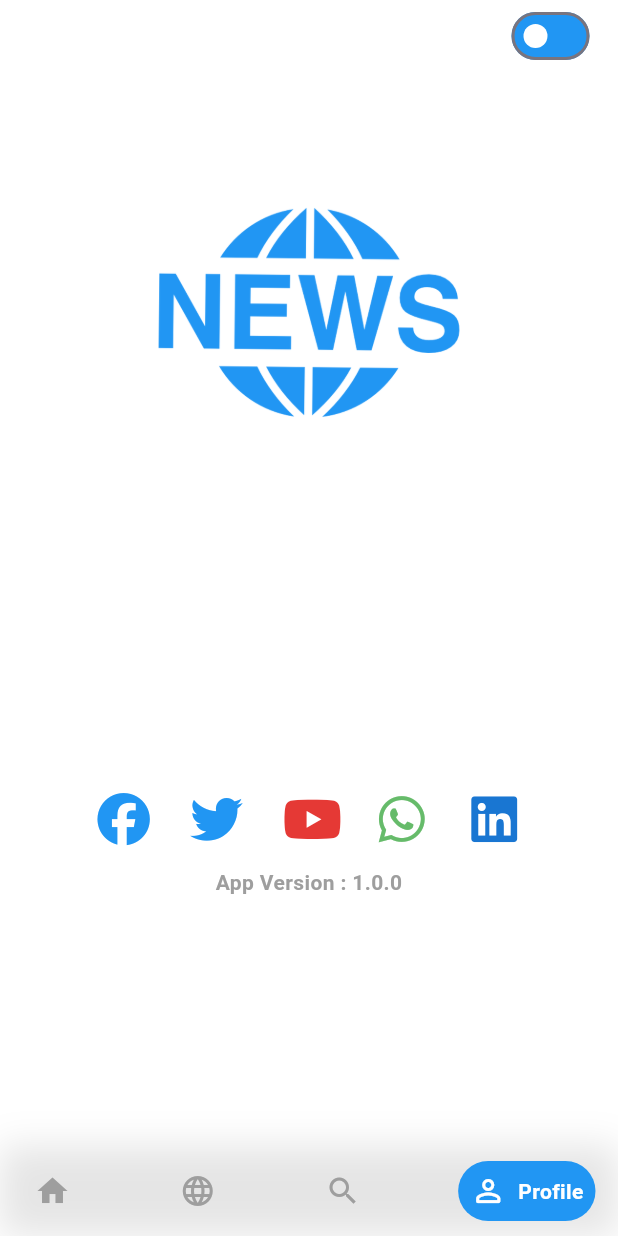
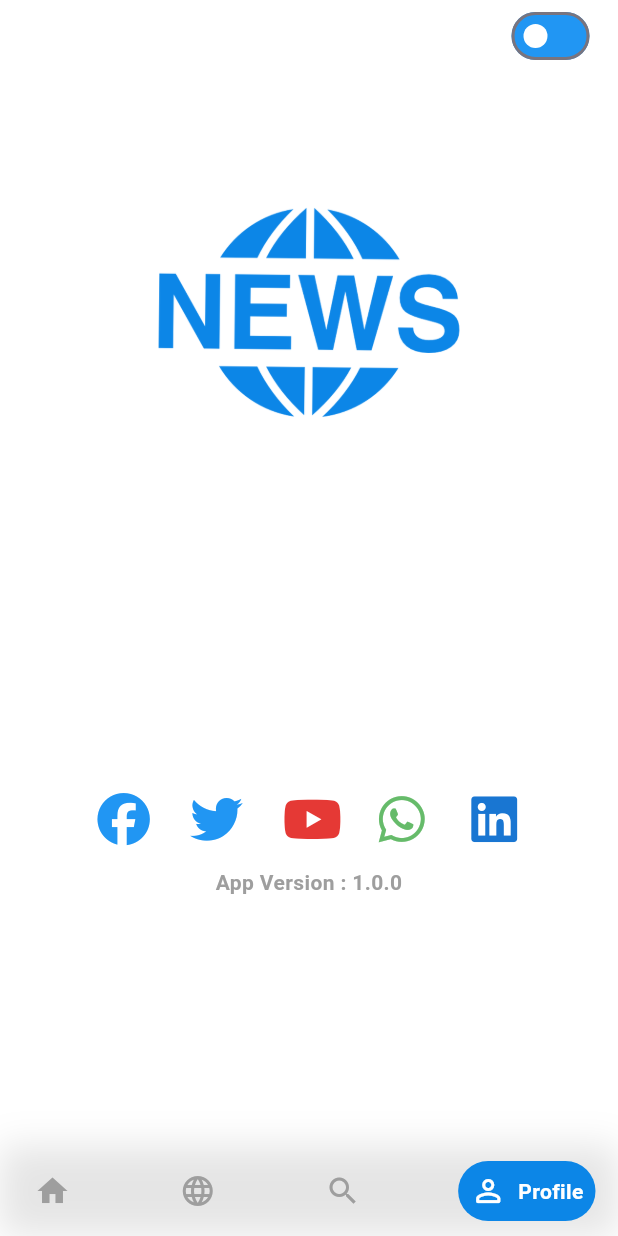
Before and after one commit to mohamed-elsankary/News_app, a Flutter app: the screen it shows after launch, item 4 of the bottom bar chosen, on a phone screen of 412 x 824 dp. Run offline on Flutter 3.47's test engine with Material 3 defaults, Android fonts, the light colour scheme and no system bars; drawn by our look-alikes of google_nav_bar; our stand-ins replace flutter_bloc, font_awesome_flutter, go_router.

Commit message:
change hintColor theme

```diff
--- a/lib/features/home/presentation/tabs/profile_tebs.dart
+++ b/lib/features/home/presentation/tabs/profile_tebs.dart
@@ -7,6 +7,8 @@ class ProfileTebs extends StatelessWidget {
 
   @override
   Widget build(BuildContext context) {
+    final theme = Theme.of(context);
+
     return SafeArea(
       child: Padding(
         padding: const EdgeInsets.symmetric(horizontal: 15),
@@ -23,7 +25,7 @@ class ProfileTebs extends StatelessWidget {
             ),
             Image.asset(
               'assets/images/news.png',
-              color: Colors.blue,
+              color: theme.primaryColor,
             ),
             const SizedBox(
               height: 220,
--- a/lib/features/home/presentation/views/gnav_bar_tabs_view.dart
+++ b/lib/features/home/presentation/views/gnav_bar_tabs_view.dart
@@ -22,6 +22,7 @@ class _GNavBarTabsViewState extends State<GNavBarTabsView> {
   ];
   @override
   Widget build(BuildContext context) {
+    final theme = Theme.of(context);
     return Scaffold(
       body: listOptions.elementAt(_currentIndex),
       bottomNavigationBar: SafeArea(
@@ -43,9 +44,9 @@ class _GNavBarTabsViewState extends State<GNavBarTabsView> {
                   _currentIndex = value;
                 });
               },
-              activeColor: Colors.white,
+              activeColor: theme.hintColor,
               color: Colors.grey,
-              tabBackgroundColor: Colors.blue,
+              tabBackgroundColor: theme.primaryColor,
               padding: const EdgeInsets.all(8),
               gap: 8,
               tabs: const [
--- a/lib/main.dart
+++ b/lib/main.dart
@@ -23,12 +23,12 @@ class NewsApp extends StatelessWidget {
             theme: ThemeData.light().copyWith(
               scaffoldBackgroundColor: Colors.white,
               primaryColor: AppThemeColor.primaryColor,
-              hintColor: Colors.black,
+              hintColor: Colors.white,
             ),
             themeMode: state,
             darkTheme: ThemeData.dark().copyWith(
               scaffoldBackgroundColor: Colors.black,
-              hintColor: Colors.white,
+              hintColor: Colors.black,
               primaryColor: Colors.orange,
             ),
           );
```
